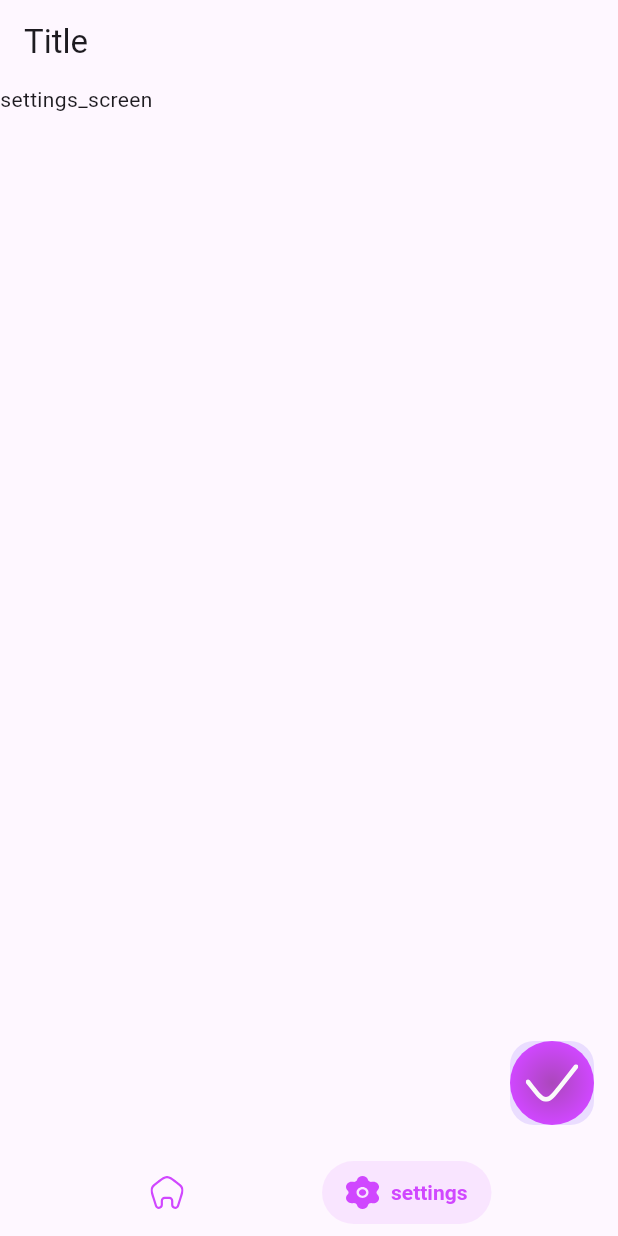
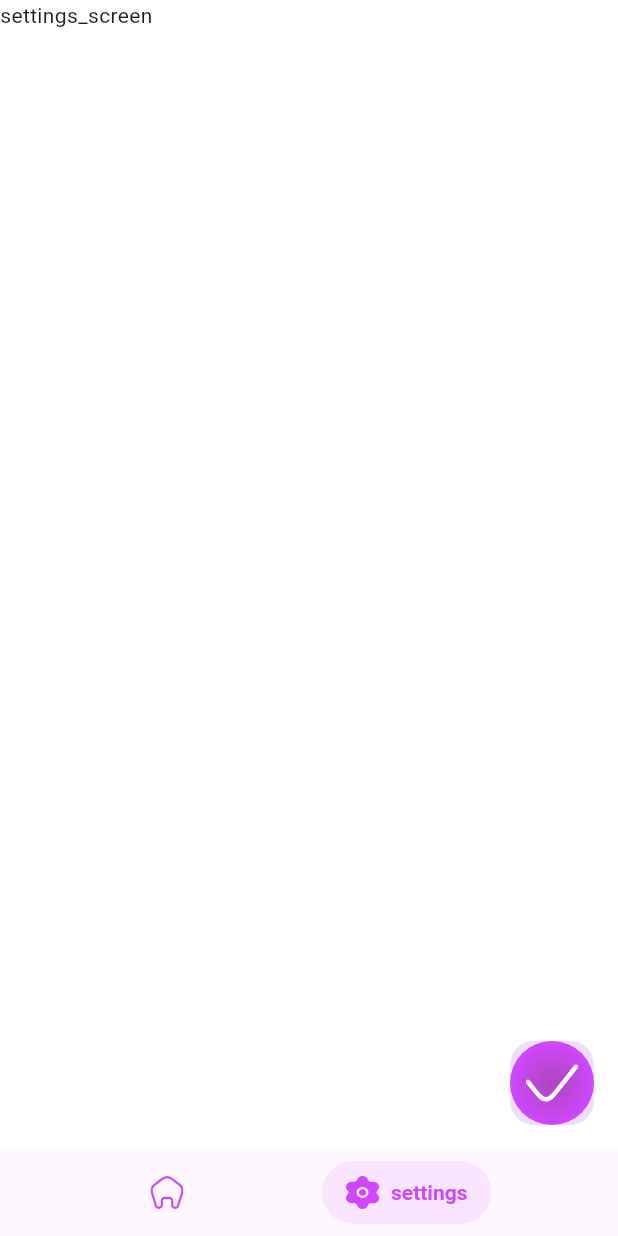
Before and after one commit to urboiwolf/chat_app, a Flutter app: the screen it shows after launch, item 2 of the bottom bar chosen, on a phone screen of 412 x 824 dp. Run offline on Flutter 3.47's test engine with Material 3 defaults, Android fonts, the phone set to English and light mode, and no system bars; drawn by our look-alikes of salomon_bottom_bar; our stand-ins replace bloc, flutter_bloc, flutter_svg.

Commit message:
fix some code

```diff
--- a/lib/features/settings/settings_screen.dart
+++ b/lib/features/settings/settings_screen.dart
@@ -6,11 +6,12 @@ class SettingsScreen extends StatelessWidget {
   @override
   Widget build(BuildContext context) {
     return Scaffold(
-        appBar: AppBar(
-          title: const Text('Title'),
-        ),
+        backgroundColor: Colors.white,
         body: const Column(
-          children: [Text('settings_screen')],
+          children: [
+            Text(
+              'settings_screen'),
+          ],
         ));
   }
 }
```
